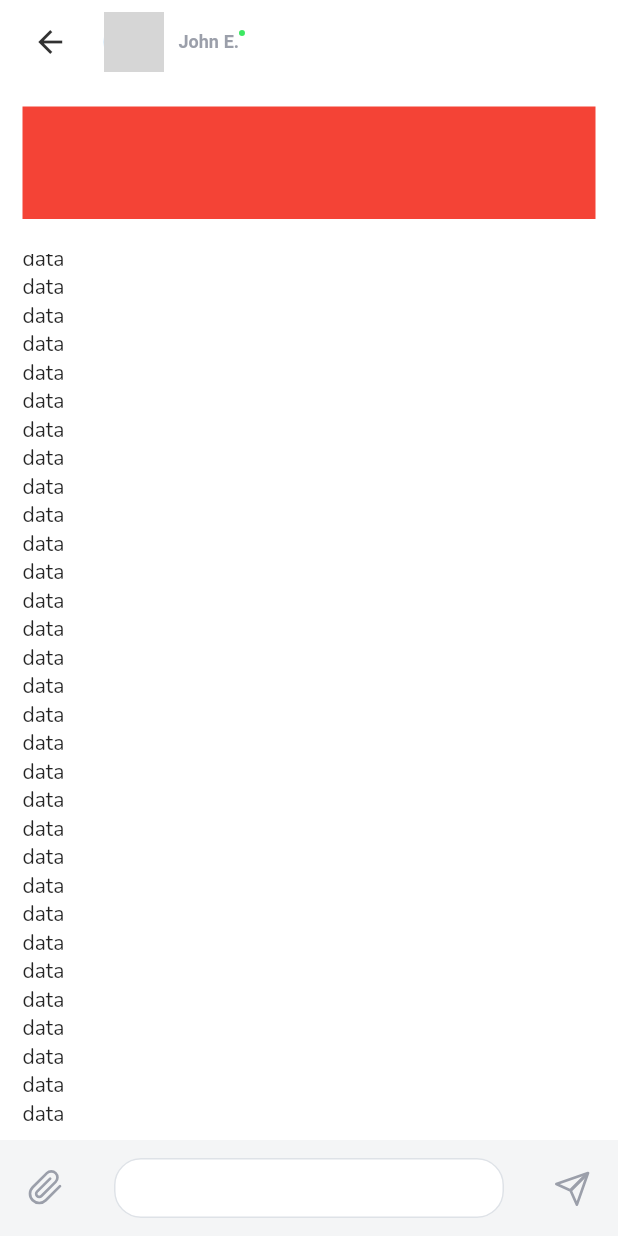
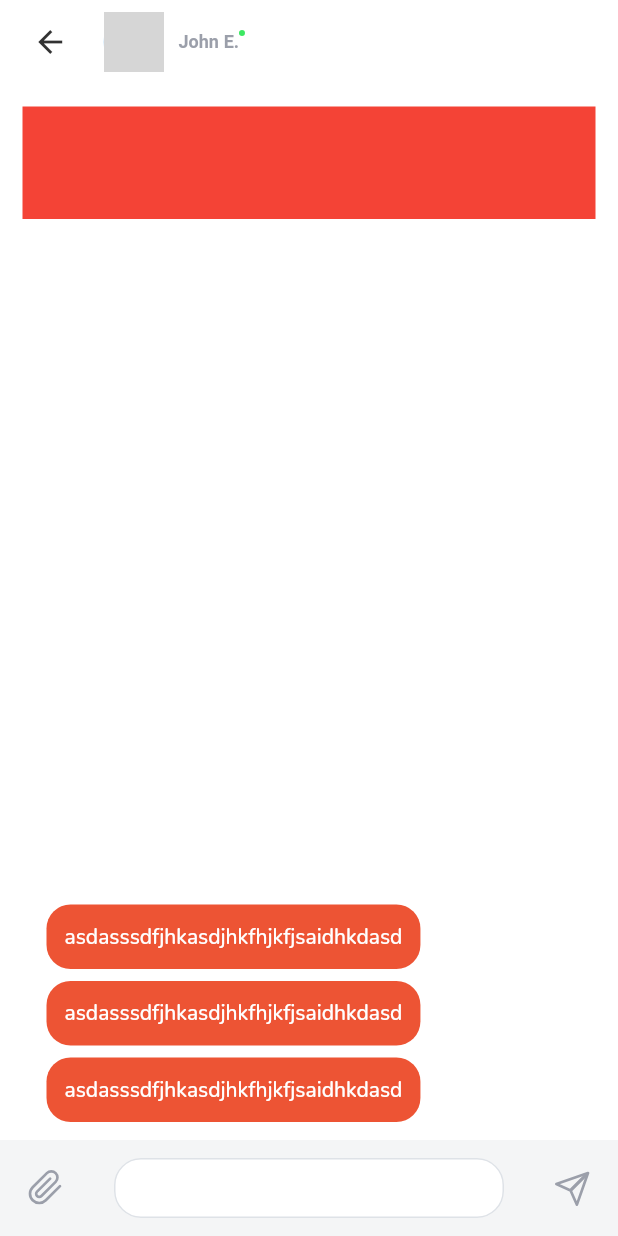
Before and after one commit to mavrinpn/Navigi-App, a Flutter app: the ChatScreen screen opened by its route, on a phone screen of 412 x 824 dp. Run offline on Flutter 3.47's test engine with Material 2 defaults, Android fonts, the phone set to English and light mode, and no system bars; our stand-ins replace appwrite, bloc, flutter_bloc, flutter_dotenv, flutter_image_compress, flutter_rating_stars and 11 more; missing offline and left inert: loading_animations; accounts and stored records are empty; generated files the repository leaves out were written again; network calls fail; Roboto replaces fonts that are missing (SF Pro Display); statements that could not run were skipped; grey boxes are pictures that could not be loaded.

Commit message:
Бабл

```diff
--- a/lib/feature/messenger/ui/chat_screen.dart
+++ b/lib/feature/messenger/ui/chat_screen.dart
@@ -2,6 +2,7 @@ import 'package:flutter/material.dart';
 import 'package:flutter_svg/flutter_svg.dart';
 import 'package:smart/utils/colors.dart';
 import 'package:smart/utils/fonts.dart';
+import 'package:smart/widgets/messenger/message_widget.dart';
 
 class ChatScreen extends StatefulWidget {
   const ChatScreen({super.key});
@@ -67,17 +68,22 @@ class _ChatScreenState extends State<ChatScreen> {
           children: [
             Padding(
               padding: const EdgeInsets.all(15),
-              child: Container(width: double.infinity, height: 75, color: Colors.red, ),
+              child: Container(
+                width: double.infinity,
+                height: 75,
+                color: Colors.red,
+              ),
             ),
             Expanded(
               child: Padding(
-                padding: const EdgeInsets.symmetric(horizontal: 15, vertical: 8),
+                padding:
+                    const EdgeInsets.symmetric(horizontal: 15, vertical: 8),
                 child: ListView.builder(
-                      itemBuilder: (ctx, i) {
-                        return Text('data');
-                      },
-                      itemCount: 100,
-                      reverse: true),
+                    itemBuilder: (ctx, i) {
+                      return MessengerContainer(text: 'asdasssdfjhkasdjhkfhjkfjsaidhkdasd', isCurrentUser: false,);
+                    },
+                    itemCount: 3,
+                    reverse: true),
               ),
             ),
             Container(
@@ -107,8 +113,8 @@ class _ChatScreenState extends State<ChatScreen> {
                       cursorColor: AppColors.red,
                       cursorWidth: 1,
                       decoration: InputDecoration(
-                          contentPadding: const EdgeInsets.fromLTRB(12, 4, 12, 4),
-
+                          contentPadding:
+                              const EdgeInsets.fromLTRB(12, 4, 12, 4),
                           focusedBorder: OutlineInputBorder(
                               borderRadius: BorderRadius.circular(18),
                               borderSide:
--- a/lib/utils/fonts.dart
+++ b/lib/utils/fonts.dart
@@ -120,4 +120,11 @@ class AppTypography {
     fontSize: 12,
     fontWeight: FontWeight.w400,
   );
+
+  static final font12w500 = _font.copyWith(
+    color: Colors.white,
+    fontSize: 12,
+    fontWeight: FontWeight.w400,
+    height: 0.12,
+  );
 }
--- a/lib/widgets/messenger/message_widget.dart
+++ b/lib/widgets/messenger/message_widget.dart
@@ -0,0 +1,45 @@
+import 'package:flutter/material.dart';
+import 'package:flutter_svg/flutter_svg.dart';
+import 'package:smart/models/messenger/message.dart';
+import 'package:smart/utils/fonts.dart';
+
+import '../../utils/colors.dart';
+
+
+
+
+class MessengerContainer extends StatelessWidget {
+  const MessengerContainer({super.key,
+    required this.text,
+    required this.isCurrentUser,
+  });
+
+  final String text;
+  final bool isCurrentUser;
+
+
+
+  @override
+  Widget build(BuildContext context) {
+    return Padding(
+      padding: const EdgeInsets.symmetric(horizontal: 16, vertical: 4),
+      child: Align(
+        alignment: isCurrentUser ? Alignment.centerRight : Alignment.centerLeft,
+        child: DecoratedBox(
+          decoration: BoxDecoration(
+            color: isCurrentUser ? AppColors.backgroundLightGray : AppColors.red,
+            borderRadius: BorderRadius.circular(16),
+          ),
+          child: Padding(
+            padding: const EdgeInsets.all(12),
+            child: Text(
+              text,
+              style: Theme.of(context).textTheme.bodyText1!.copyWith(
+                  color: isCurrentUser ? Colors.black87 : Colors.white),
+            ),
+          ),
+        ),
+      ),
+    );
+  }
+}
```
Also changed, not shown: pubspec.lock.
